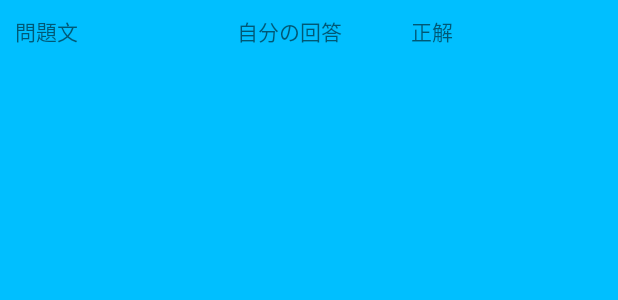
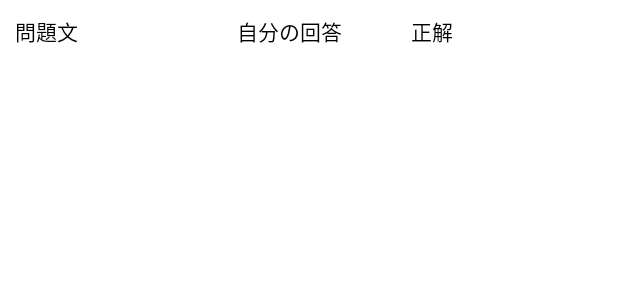
Before and after one commit to f19ba073/GraduaionResearch_13, an Android app: the layout result_header.xml on its own in the app's theme, with its tools: preview values and no code run, on a phone screen of 412 x 824 dp. Shown: the top 300 px of the screen. Run offline under Robolectric (Android 15) with nearby library versions, the phone set to English and light mode, and no system bars.

Commit message:
問題回答画面の結果画面の色を変更しました

```diff
--- a/app/src/main/res/layout/result_header.xml
+++ b/app/src/main/res/layout/result_header.xml
@@ -5,7 +5,8 @@
     android:layout_width="match_parent"
     android:layout_height="match_parent"
     android:orientation="horizontal"
-    android:background="#00bfff">
+    android:background="#fff"
+    android:elevation="10dp">
     <TextView
         android:id="@+id/result_problem_text"
         android:layout_margin="10dp"
@@ -15,6 +16,7 @@
         android:text="問題文"
         android:layout_centerVertical="true"
         android:gravity="left"
+        android:textColor="#000"
         android:maxEms="10"
         android:singleLine="true"
         android:ellipsize="end"/>
@@ -27,6 +29,7 @@
         android:text="自分の回答"
         android:layout_centerVertical="true"
         android:gravity="left"
+        android:textColor="#000"
         android:maxEms="10"
         android:singleLine="true"
         android:ellipsize="end"/>
@@ -39,6 +42,7 @@
         android:text="正解"
         android:layout_centerVertical="true"
         android:gravity="left"
+        android:textColor="#000"
         android:maxEms="10"
         android:singleLine="true"
         android:ellipsize="end"/>
```
Also changed, not shown: app/src/main/java/com/example/graduaionresearch_13/GameResultAdapter.java (+9 -2 lines), app/src/main/res/layout/result_row.xml (+5 -7 lines).
